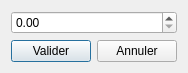
nils-van-zuijlen/Enibar, file application/ui/refill_note.ui: the form before one commit.
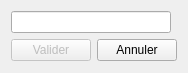
The form after the commit. Custom widgets are drawn as their Qt base class.

Commit message: Replace a QDoubleSpin input by our custom Input class to eradicate a locale problem.

Patch:
```diff
--- a/application/ui/refill_note.ui
+++ b/application/ui/refill_note.ui
@@ -14,20 +14,13 @@
    <string>Recharger une note</string>
   </property>
   <layout class="QGridLayout" name="gridLayout_2">
-   <item row="1" column="0" colspan="2">
+   <item row="3" column="0" colspan="2">
     <layout class="QGridLayout" name="gridLayout">
-     <item row="1" column="1">
-      <widget class="QPushButton" name="cancel_button">
-       <property name="text">
-        <string>Annuler</string>
-       </property>
-       <property name="autoDefault">
-        <bool>false</bool>
-       </property>
-      </widget>
-     </item>
-     <item row="1" column="0">
+     <item row="0" column="0">
       <widget class="QPushButton" name="valid_button">
+       <property name="enabled">
+        <bool>false</bool>
+       </property>
        <property name="text">
         <string>Valider</string>
        </property>
@@ -39,17 +32,30 @@
        </property>
       </widget>
      </item>
-     <item row="0" column="0" colspan="2">
-      <widget class="QDoubleSpinBox" name="to_add">
-       <property name="maximum">
-        <double>9999.989999999999782</double>
+     <item row="0" column="3">
+      <widget class="QPushButton" name="cancel_button">
+       <property name="text">
+        <string>Annuler</string>
+       </property>
+       <property name="autoDefault">
+        <bool>false</bool>
        </property>
       </widget>
      </item>
     </layout>
    </item>
+   <item row="2" column="0">
+    <widget class="Input" name="to_add"/>
+   </item>
   </layout>
  </widget>
+ <customwidgets>
+  <customwidget>
+   <class>Input</class>
+   <extends>QLineEdit</extends>
+   <header>gui/input</header>
+  </customwidget>
+ </customwidgets>
  <tabstops>
   <tabstop>to_add</tabstop>
   <tabstop>valid_button</tabstop>
```
Left out of the diff: 1 changed line with no effect on the pictures. The commit also changes 2 other files.
